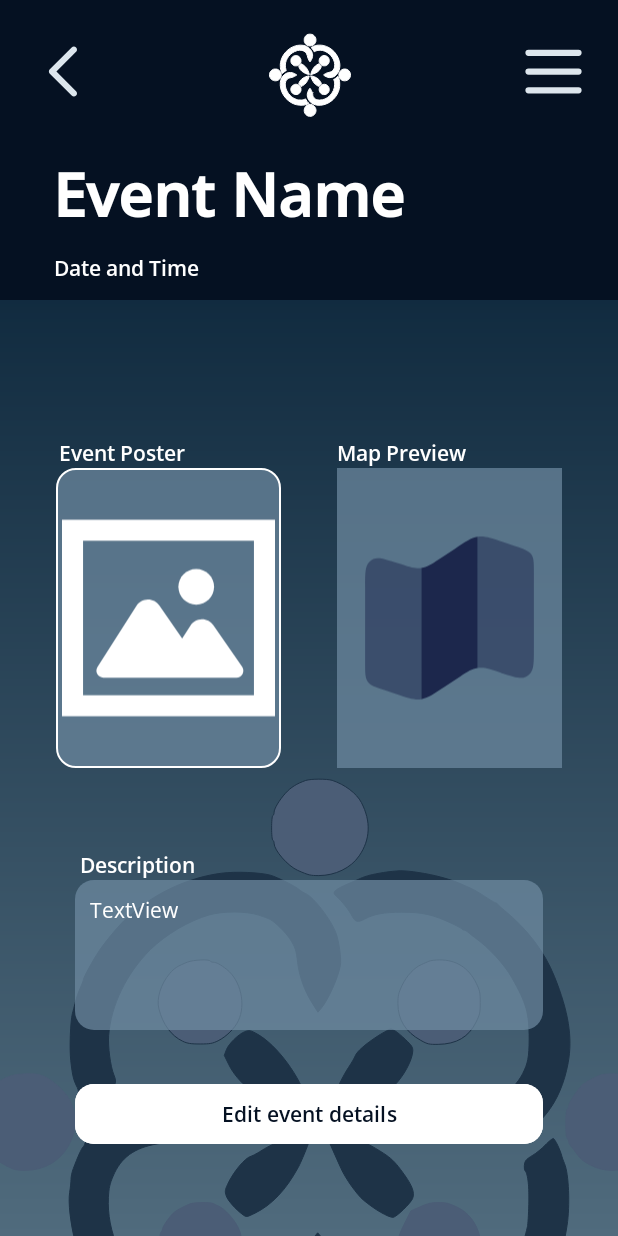
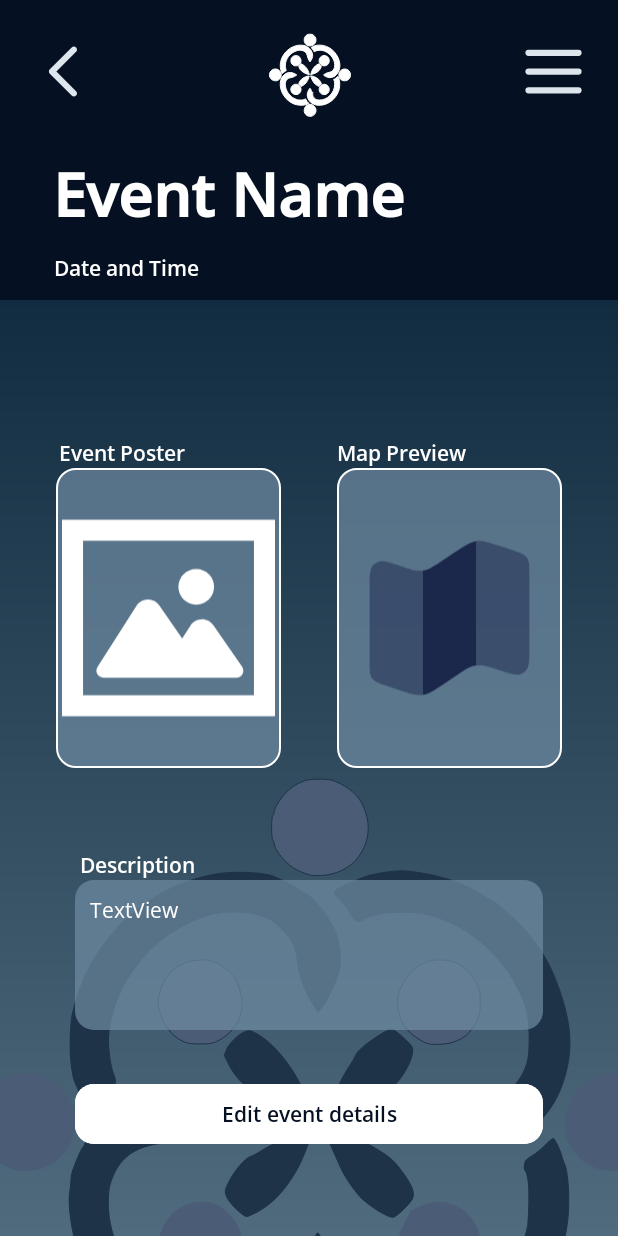
Before and after one commit to CMPUT301W24T08/DroidDesign, an Android app: the EventDetailsActivity screen opened directly, with no data from a screen before it, on a phone screen of 412 x 824 dp. Run offline under Robolectric (Android 15) with nearby library versions, the phone set to English and light mode, and no system bars.

Commit message:
Merging fardil-login2

```diff
--- a/app/src/main/res/layout/activity_event_details.xml
+++ b/app/src/main/res/layout/activity_event_details.xml
@@ -146,7 +146,7 @@
         android:id="@+id/image_map_preview"
         android:layout_width="150dp"
         android:layout_height="200dp"
-        android:background="@color/card_bg_light_transparent"
+        android:background="@drawable/rounded_edittext"
         app:srcCompat="@drawable/map"
         app:layout_constraintStart_toEndOf="@id/image_event_poster"
         app:layout_constraintEnd_toEndOf="parent"
@@ -159,7 +159,7 @@
         android:id="@+id/textView9"
         android:layout_width="wrap_content"
         android:layout_height="wrap_content"
-        android:text="@string/Description"
+        android:text="Description"
         android:fontFamily="@font/opensans_semibold"
         android:textColor="@color/white"
         app:layout_constraintBottom_toTopOf="@id/event_description"
@@ -173,7 +173,7 @@
         android:id="@+id/textView10"
         android:layout_width="wrap_content"
         android:layout_height="wrap_content"
-        android:text="@string/event_poster"
+        android:text="Event Poster"
         android:textColor="@color/white"
         android:fontFamily="@font/opensans_semibold"
         app:layout_constraintStart_toStartOf="parent"
```
Also changed, not shown: app/src/main/java/com/example/droiddesign/model/User.java (+8 -2 lines).
